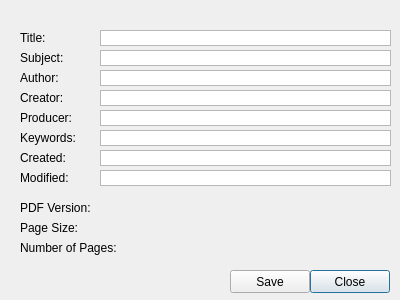
Old version of the form src-qt5/desktop-utils/lumina-pdf/propDialog.ui in the repository lumina-desktop/lumina.
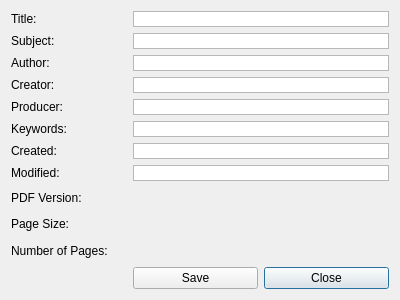
New version of the form.

```diff
--- a/src-qt5/desktop-utils/lumina-pdf/propDialog.ui
+++ b/src-qt5/desktop-utils/lumina-pdf/propDialog.ui
@@ -13,293 +13,254 @@
   <property name="windowTitle">
    <string>PDF Information</string>
   </property>
-  <widget class="QTextEdit" name="titleE">
-   <property name="geometry">
-    <rect>
-     <x>100</x>
-     <y>30</y>
-     <width>291</width>
-     <height>16</height>
-    </rect>
-   </property>
-   <property name="sizePolicy">
-    <sizepolicy hsizetype="Fixed" vsizetype="Fixed">
-     <horstretch>0</horstretch>
-     <verstretch>0</verstretch>
-    </sizepolicy>
-   </property>
-   <property name="minimumSize">
-    <size>
-     <width>256</width>
-     <height>16</height>
-    </size>
-   </property>
-   <property name="maximumSize">
-    <size>
-     <width>512</width>
-     <height>16</height>
-    </size>
-   </property>
-   <property name="acceptDrops">
-    <bool>false</bool>
-   </property>
-   <property name="verticalScrollBarPolicy">
-    <enum>Qt::ScrollBarAlwaysOff</enum>
-   </property>
-   <property name="horizontalScrollBarPolicy">
-    <enum>Qt::ScrollBarAlwaysOff</enum>
-   </property>
-   <property name="sizeAdjustPolicy">
-    <enum>QAbstractScrollArea::AdjustToContents</enum>
-   </property>
-   <property name="readOnly">
-    <bool>false</bool>
-   </property>
-   <property name="acceptRichText">
-    <bool>false</bool>
-   </property>
-  </widget>
+  <layout class="QGridLayout" name="gridLayout">
+   <item row="0" column="0">
   <widget class="QLabel" name="titleL">
-   <property name="geometry">
-    <rect>
-     <x>20</x>
-     <y>30</y>
-     <width>71</width>
-     <height>16</height>
-    </rect>
-   </property>
    <property name="text">
     <string>Title:</string>
    </property>
   </widget>
+   </item>
+   <item row="0" column="1" colspan="2">
+    <widget class="QTextEdit" name="titleE">
+     <property name="sizePolicy">
+      <sizepolicy hsizetype="Fixed" vsizetype="Fixed">
+       <horstretch>0</horstretch>
+       <verstretch>0</verstretch>
+      </sizepolicy>
+     </property>
+     <property name="minimumSize">
+      <size>
+       <width>256</width>
+       <height>16</height>
+      </size>
+     </property>
+     <property name="maximumSize">
+      <size>
+       <width>512</width>
+       <height>16</height>
+      </size>
+     </property>
+     <property name="acceptDrops">
+      <bool>false</bool>
+     </property>
+     <property name="verticalScrollBarPolicy">
+      <enum>Qt::ScrollBarAlwaysOff</enum>
+     </property>
+     <property name="horizontalScrollBarPolicy">
+      <enum>Qt::ScrollBarAlwaysOff</enum>
+     </property>
+     <property name="sizeAdjustPolicy">
+      <enum>QAbstractScrollArea::AdjustToContents</enum>
+     </property>
+     <property name="readOnly">
+      <bool>false</bool>
+     </property>
+     <property name="acceptRichText">
+      <bool>false</bool>
+     </property>
+    </widget>
+   </item>
+   <item row="1" column="0">
   <widget class="QLabel" name="subjectL">
-   <property name="geometry">
-    <rect>
-     <x>20</x>
-     <y>50</y>
-     <width>71</width>
-     <height>16</height>
-    </rect>
-   </property>
    <property name="text">
     <string>Subject:</string>
    </property>
   </widget>
+   </item>
+   <item row="1" column="1" colspan="2">
+    <widget class="QTextEdit" name="subjectE">
+     <property name="sizePolicy">
+      <sizepolicy hsizetype="Fixed" vsizetype="Fixed">
+       <horstretch>0</horstretch>
+       <verstretch>0</verstretch>
+      </sizepolicy>
+     </property>
+     <property name="minimumSize">
+      <size>
+       <width>256</width>
+       <height>16</height>
+      </size>
+     </property>
+     <property name="maximumSize">
+      <size>
+       <width>512</width>
+       <height>16</height>
+      </size>
+     </property>
+     <property name="acceptDrops">
+      <bool>false</bool>
+     </property>
+     <property name="verticalScrollBarPolicy">
+      <enum>Qt::ScrollBarAlwaysOff</enum>
+     </property>
+     <property name="horizontalScrollBarPolicy">
+      <enum>Qt::ScrollBarAlwaysOff</enum>
+     </property>
+     <property name="sizeAdjustPolicy">
+      <enum>QAbstractScrollArea::AdjustToContents</enum>
+     </property>
+     <property name="readOnly">
+      <bool>false</bool>
+     </property>
+     <property name="acceptRichText">
+      <bool>false</bool>
+     </property>
+    </widget>
+   </item>
+   <item row="2" column="0">
   <widget class="QLabel" name="authorL">
-   <property name="geometry">
-    <rect>
-     <x>20</x>
-     <y>70</y>
-     <width>71</width>
-     <height>16</height>
-    </rect>
-   </property>
    <property name="text">
     <string>Author:</string>
    </property>
   </widget>
+   </item>
+   <item row="2" column="1" colspan="2">
+    <widget class="QTextEdit" name="authorE">
+     <property name="sizePolicy">
+      <sizepolicy hsizetype="Fixed" vsizetype="Fixed">
+       <horstretch>0</horstretch>
+       <verstretch>0</verstretch>
+      </sizepolicy>
+     </property>
+     <property name="minimumSize">
+      <size>
+       <width>256</width>
+       <height>16</height>
+      </size>
+     </property>
+     <property name="maximumSize">
+      <size>
+       <width>512</width>
+       <height>16</height>
+      </size>
+     </property>
+     <property name="acceptDrops">
+      <bool>false</bool>
+     </property>
+     <property name="verticalScrollBarPolicy">
+      <enum>Qt::ScrollBarAlwaysOff</enum>
+     </property>
+     <property name="horizontalScrollBarPolicy">
+      <enum>Qt::ScrollBarAlwaysOff</enum>
+     </property>
+     <property name="sizeAdjustPolicy">
+      <enum>QAbstractScrollArea::AdjustToContents</enum>
+     </property>
+     <property name="readOnly">
+      <bool>false</bool>
+     </property>
+     <property name="acceptRichText">
+      <bool>false</bool>
+     </property>
+    </widget>
+   </item>
+   <item row="3" column="0">
   <widget class="QLabel" name="creatorL">
-   <property name="geometry">
-    <rect>
-     <x>20</x>
-     <y>90</y>
-     <width>71</width>
-     <height>16</height>
-    </rect>
-   </property>
    <property name="text">
     <string>Creator:</string>
    </property>
   </widget>
-  <widget class="QLabel" name="createdL">
-   <property name="geometry">
-    <rect>
-     <x>20</x>
-     <y>150</y>
-     <width>81</width>
+   </item>
+   <item row="3" column="1" colspan="2">
+    <widget class="QTextEdit" name="creatorE">
+     <property name="sizePolicy">
+      <sizepolicy hsizetype="Fixed" vsizetype="Fixed">
+       <horstretch>0</horstretch>
+       <verstretch>0</verstretch>
+      </sizepolicy>
+     </property>
+     <property name="minimumSize">
+      <size>
+       <width>256</width>
      <height>16</height>
-    </rect>
-   </property>
-   <property name="text">
-    <string>Created: </string>
-   </property>
-  </widget>
+      </size>
+     </property>
+     <property name="maximumSize">
+      <size>
+       <width>512</width>
+       <height>16</height>
+      </size>
+     </property>
+     <property name="acceptDrops">
+      <bool>false</bool>
+     </property>
+     <property name="verticalScrollBarPolicy">
+      <enum>Qt::ScrollBarAlwaysOff</enum>
+     </property>
+     <property name="horizontalScrollBarPolicy">
+      <enum>Qt::ScrollBarAlwaysOff</enum>
+     </property>
+     <property name="sizeAdjustPolicy">
+      <enum>QAbstractScrollArea::AdjustToContents</enum>
+     </property>
+     <property name="readOnly">
+      <bool>false</bool>
+     </property>
+     <property name="acceptRichText">
+      <bool>false</bool>
+     </property>
+    </widget>
+   </item>
+   <item row="4" column="0">
   <widget class="QLabel" name="producerL">
-   <property name="geometry">
-    <rect>
-     <x>20</x>
-     <y>110</y>
-     <width>71</width>
-     <height>16</height>
-    </rect>
-   </property>
    <property name="text">
     <string>Producer:</string>
    </property>
   </widget>
+   </item>
+   <item row="4" column="1" colspan="2">
+    <widget class="QTextEdit" name="producerE">
+     <property name="sizePolicy">
+      <sizepolicy hsizetype="Fixed" vsizetype="Fixed">
+       <horstretch>0</horstretch>
+       <verstretch>0</verstretch>
+      </sizepolicy>
+     </property>
+     <property name="minimumSize">
+      <size>
+       <width>256</width>
+       <height>16</height>
+      </size>
+     </property>
+     <property name="maximumSize">
+      <size>
+       <width>512</width>
+       <height>16</height>
+      </size>
+     </property>
+     <property name="acceptDrops">
+      <bool>false</bool>
+     </property>
+     <property name="verticalScrollBarPolicy">
+      <enum>Qt::ScrollBarAlwaysOff</enum>
+     </property>
+     <property name="horizontalScrollBarPolicy">
+      <enum>Qt::ScrollBarAlwaysOff</enum>
+     </property>
+     <property name="sizeAdjustPolicy">
+      <enum>QAbstractScrollArea::AdjustToContents</enum>
+     </property>
+     <property name="readOnly">
+      <bool>false</bool>
+     </property>
+     <property name="acceptRichText">
+      <bool>false</bool>
+     </property>
+    </widget>
+   </item>
+   <item row="5" column="0">
   <widget class="QLabel" name="keywordsL">
-   <property name="geometry">
-    <rect>
-     <x>20</x>
-     <y>130</y>
-     <width>71</width>
-     <height>16</height>
-    </rect>
-   </property>
    <property name="text">
     <string>Keywords:</string>
    </property>
   </widget>
-  <widget class="QTextEdit" name="subjectE">
-   <property name="geometry">
-    <rect>
-     <x>100</x>
-     <y>50</y>
-     <width>291</width>
-     <height>16</height>
-    </rect>
-   </property>
-   <property name="sizePolicy">
-    <sizepolicy hsizetype="Fixed" vsizetype="Fixed">
-     <horstretch>0</horstretch>
-     <verstretch>0</verstretch>
-    </sizepolicy>
-   </property>
-   <property name="minimumSize">
-    <size>
-     <width>256</width>
-     <height>16</height>
-    </size>
-   </property>
-   <property name="maximumSize">
-    <size>
-     <width>512</width>
-     <height>16</height>
-    </size>
-   </property>
-   <property name="acceptDrops">
-    <bool>false</bool>
-   </property>
-   <property name="verticalScrollBarPolicy">
-    <enum>Qt::ScrollBarAlwaysOff</enum>
-   </property>
-   <property name="horizontalScrollBarPolicy">
-    <enum>Qt::ScrollBarAlwaysOff</enum>
-   </property>
-   <property name="sizeAdjustPolicy">
-    <enum>QAbstractScrollArea::AdjustToContents</enum>
-   </property>
-   <property name="readOnly">
-    <bool>false</bool>
-   </property>
-   <property name="acceptRichText">
-    <bool>false</bool>
-   </property>
-  </widget>
-  <widget class="QTextEdit" name="creatorE">
-   <property name="geometry">
-    <rect>
-     <x>100</x>
-     <y>90</y>
-     <width>291</width>
-     <height>16</height>
-    </rect>
-   </property>
-   <property name="sizePolicy">
-    <sizepolicy hsizetype="Fixed" vsizetype="Fixed">
-     <horstretch>0</horstretch>
-     <verstretch>0</verstretch>
-    </sizepolicy>
-   </property>
-   <property name="minimumSize">
-    <size>
-     <width>256</width>
-     <height>16</height>
-    </size>
-   </property>
-   <property name="maximumSize">
-    <size>
-     <width>512</width>
-     <height>16</height>
-    </size>
-   </property>
-   <property name="acceptDrops">
-    <bool>false</bool>
-   </property>
-   <property name="verticalScrollBarPolicy">
-    <enum>Qt::ScrollBarAlwaysOff</enum>
-   </property>
-   <property name="horizontalScrollBarPolicy">
-    <enum>Qt::ScrollBarAlwaysOff</enum>
-   </property>
-   <property name="sizeAdjustPolicy">
-    <enum>QAbstractScrollArea::AdjustToContents</enum>
-   </property>
-   <property name="readOnly">
-    <bool>false</bool>
-   </property>
-   <property name="acceptRichText">
-    <bool>false</bool>
-   </property>
-  </widget>
-  <widget class="QTextEdit" name="authorE">
-   <property name="geometry">
-    <rect>
-     <x>100</x>
-     <y>70</y>
-     <width>291</width>
-     <height>16</height>
-    </rect>
-   </property>
-   <property name="sizePolicy">
-    <sizepolicy hsizetype="Fixed" vsizetype="Fixed">
-     <horstretch>0</horstretch>
-     <verstretch>0</verstretch>
-    </sizepolicy>
-   </property>
-   <property name="minimumSize">
-    <size>
-     <width>256</width>
-     <height>16</height>
-    </size>
-   </property>
-   <property name="maximumSize">
-    <size>
-     <width>512</width>
-     <height>16</height>
-    </size>
-   </property>
-   <property name="acceptDrops">
-    <bool>false</bool>
-   </property>
-   <property name="verticalScrollBarPolicy">
-    <enum>Qt::ScrollBarAlwaysOff</enum>
-   </property>
-   <property name="horizontalScrollBarPolicy">
-    <enum>Qt::ScrollBarAlwaysOff</enum>
-   </property>
-   <property name="sizeAdjustPolicy">
-    <enum>QAbstractScrollArea::AdjustToContents</enum>
-   </property>
-   <property name="readOnly">
-    <bool>false</bool>
-   </property>
-   <property name="acceptRichText">
-    <bool>false</bool>
-   </property>
-  </widget>
+   </item>
+   <item row="5" column="1" colspan="2">
   <widget class="QTextEdit" name="keywordE">
    <property name="enabled">
     <bool>true</bool>
    </property>
-   <property name="geometry">
-    <rect>
-     <x>100</x>
-     <y>130</y>
-     <width>291</width>
-     <height>16</height>
-    </rect>
-   </property>
    <property name="sizePolicy">
     <sizepolicy hsizetype="Fixed" vsizetype="Fixed">
      <horstretch>0</horstretch>
@@ -346,15 +307,19 @@
     <bool>false</bool>
    </property>
   </widget>
-  <widget class="QTextEdit" name="producerE">
-   <property name="geometry">
-    <rect>
-     <x>100</x>
-     <y>110</y>
-     <width>291</width>
-     <height>16</height>
-    </rect>
-   </property>
+   </item>
+   <item row="6" column="0">
+    <widget class="QLabel" name="createdL">
+     <property name="text">
+      <string>Created: </string>
+     </property>
+    </widget>
+   </item>
+   <item row="6" column="1" colspan="2">
+    <widget class="QTextEdit" name="createdEntry">
+     <property name="enabled">
+      <bool>true</bool>
+     </property>
    <property name="sizePolicy">
     <sizepolicy hsizetype="Fixed" vsizetype="Fixed">
      <horstretch>0</horstretch>
@@ -376,6 +341,15 @@
    <property name="acceptDrops">
     <bool>false</bool>
    </property>
+     <property name="autoFillBackground">
+      <bool>false</bool>
+     </property>
+     <property name="frameShape">
+      <enum>QFrame::StyledPanel</enum>
+     </property>
+     <property name="frameShadow">
+      <enum>QFrame::Sunken</enum>
+     </property>
    <property name="verticalScrollBarPolicy">
     <enum>Qt::ScrollBarAlwaysOff</enum>
    </property>
@@ -386,202 +360,102 @@
     <enum>QAbstractScrollArea::AdjustToContents</enum>
    </property>
    <property name="readOnly">
+      <bool>true</bool>
+     </property>
+     <property name="acceptRichText">
     <bool>false</bool>
    </property>
+    </widget>
+   </item>
+   <item row="7" column="0">
+    <widget class="QLabel" name="modifiedL">
+     <property name="text">
+      <string>Modified: </string>
+     </property>
+    </widget>
+   </item>
+   <item row="7" column="1" colspan="2">
+    <widget class="QTextEdit" name="modifiedEntry">
+     <property name="enabled">
+      <bool>true</bool>
+     </property>
+     <property name="sizePolicy">
+      <sizepolicy hsizetype="Fixed" vsizetype="Fixed">
+       <horstretch>0</horstretch>
+       <verstretch>0</verstretch>
+      </sizepolicy>
+     </property>
+     <property name="minimumSize">
+      <size>
+       <width>256</width>
+       <height>16</height>
+      </size>
+     </property>
+     <property name="maximumSize">
+      <size>
+       <width>512</width>
+       <height>16</height>
+      </size>
+     </property>
+     <property name="acceptDrops">
+      <bool>false</bool>
+     </property>
+     <property name="autoFillBackground">
+      <bool>false</bool>
+     </property>
+     <property name="frameShape">
+      <enum>QFrame::StyledPanel</enum>
+     </property>
+     <property name="frameShadow">
+      <enum>QFrame::Sunken</enum>
+     </property>
+     <property name="verticalScrollBarPolicy">
+      <enum>Qt::ScrollBarAlwaysOff</enum>
+     </property>
+     <property name="horizontalScrollBarPolicy">
+      <enum>Qt::ScrollBarAlwaysOff</enum>
+     </property>
+     <property name="sizeAdjustPolicy">
+      <enum>QAbstractScrollArea::AdjustToContents</enum>
+     </property>
+     <property name="readOnly">
+      <bool>true</bool>
+     </property>
    <property name="acceptRichText">
     <bool>false</bool>
    </property>
   </widget>
+   </item>
+   <item row="8" column="0" colspan="3">
   <widget class="QLabel" name="versionL">
-   <property name="geometry">
-    <rect>
-     <x>20</x>
-     <y>200</y>
-     <width>311</width>
-     <height>16</height>
-    </rect>
-   </property>
    <property name="text">
     <string>PDF Version:</string>
    </property>
   </widget>
+   </item>
+   <item row="9" column="0" colspan="3">
   <widget class="QLabel" name="sizeL">
-   <property name="geometry">
-    <rect>
-     <x>20</x>
-     <y>220</y>
-     <width>301</width>
-     <height>16</height>
-    </rect>
-   </property>
    <property name="text">
     <string>Page Size:</string>
    </property>
   </widget>
+   </item>
+   <item row="10" column="0" colspan="3">
   <widget class="QLabel" name="numberL">
-   <property name="geometry">
-    <rect>
-     <x>20</x>
-     <y>240</y>
-     <width>321</width>
-     <height>16</height>
-    </rect>
-   </property>
    <property name="text">
     <string>Number of Pages:</string>
    </property>
   </widget>
-  <widget class="QLabel" name="modifiedL">
-   <property name="geometry">
-    <rect>
-     <x>20</x>
-     <y>170</y>
-     <width>81</width>
-     <height>16</height>
-    </rect>
-   </property>
-   <property name="text">
-    <string>Modified: </string>
-   </property>
-  </widget>
-  <widget class="QTextEdit" name="createdEntry">
-   <property name="enabled">
-    <bool>true</bool>
-   </property>
-   <property name="geometry">
-    <rect>
-     <x>100</x>
-     <y>150</y>
-     <width>291</width>
-     <height>16</height>
-    </rect>
-   </property>
-   <property name="sizePolicy">
-    <sizepolicy hsizetype="Fixed" vsizetype="Fixed">
-     <horstretch>0</horstretch>
-     <verstretch>0</verstretch>
-    </sizepolicy>
-   </property>
-   <property name="minimumSize">
-    <size>
-     <width>256</width>
-     <height>16</height>
-    </size>
-   </property>
-   <property name="maximumSize">
-    <size>
-     <width>512</width>
-     <height>16</height>
-    </size>
-   </property>
-   <property name="acceptDrops">
-    <bool>false</bool>
-   </property>
-   <property name="autoFillBackground">
-    <bool>false</bool>
-   </property>
-   <property name="frameShape">
-    <enum>QFrame::StyledPanel</enum>
-   </property>
-   <property name="frameShadow">
-    <enum>QFrame::Sunken</enum>
-   </property>
-   <property name="verticalScrollBarPolicy">
-    <enum>Qt::ScrollBarAlwaysOff</enum>
-   </property>
-   <property name="horizontalScrollBarPolicy">
-    <enum>Qt::ScrollBarAlwaysOff</enum>
-   </property>
-   <property name="sizeAdjustPolicy">
-    <enum>QAbstractScrollArea::AdjustToContents</enum>
-   </property>
-   <property name="readOnly">
-    <bool>true</bool>
-   </property>
-   <property name="acceptRichText">
-    <bool>false</bool>
-   </property>
-  </widget>
-  <widget class="QTextEdit" name="modifiedEntry">
-   <property name="enabled">
-    <bool>true</bool>
-   </property>
-   <property name="geometry">
-    <rect>
-     <x>100</x>
-     <y>170</y>
-     <width>291</width>
-     <height>16</height>
-    </rect>
-   </property>
-   <property name="sizePolicy">
-    <sizepolicy hsizetype="Fixed" vsizetype="Fixed">
-     <horstretch>0</horstretch>
-     <verstretch>0</verstretch>
-    </sizepolicy>
-   </property>
-   <property name="minimumSize">
-    <size>
-     <width>256</width>
-     <height>16</height>
-    </size>
-   </property>
-   <property name="maximumSize">
-    <size>
-     <width>512</width>
-     <height>16</height>
-    </size>
-   </property>
-   <property name="acceptDrops">
-    <bool>false</bool>
-   </property>
-   <property name="autoFillBackground">
-    <bool>false</bool>
-   </property>
-   <property name="frameShape">
-    <enum>QFrame::StyledPanel</enum>
-   </property>
-   <property name="frameShadow">
-    <enum>QFrame::Sunken</enum>
-   </property>
-   <property name="verticalScrollBarPolicy">
-    <enum>Qt::ScrollBarAlwaysOff</enum>
-   </property>
-   <property name="horizontalScrollBarPolicy">
-    <enum>Qt::ScrollBarAlwaysOff</enum>
-   </property>
-   <property name="sizeAdjustPolicy">
-    <enum>QAbstractScrollArea::AdjustToContents</enum>
-   </property>
-   <property name="readOnly">
-    <bool>true</bool>
-   </property>
-   <property name="acceptRichText">
-    <bool>false</bool>
-   </property>
-  </widget>
+   </item>
+   <item row="11" column="1">
   <widget class="QPushButton" name="saveButton">
-   <property name="geometry">
-    <rect>
-     <x>230</x>
-     <y>270</y>
-     <width>80</width>
-     <height>23</height>
-    </rect>
-   </property>
    <property name="text">
     <string>Save</string>
    </property>
   </widget>
+   </item>
+   <item row="11" column="2">
   <widget class="QPushButton" name="closeButton">
-   <property name="geometry">
-    <rect>
-     <x>310</x>
-     <y>270</y>
-     <width>80</width>
-     <height>23</height>
-    </rect>
-   </property>
    <property name="text">
     <string>Close</string>
    </property>
@@ -595,6 +469,8 @@
     <bool>false</bool>
    </property>
   </widget>
+   </item>
+  </layout>
  </widget>
  <resources/>
  <connections/>
```
Lines whose indentation alone changed are shown as unchanged.
